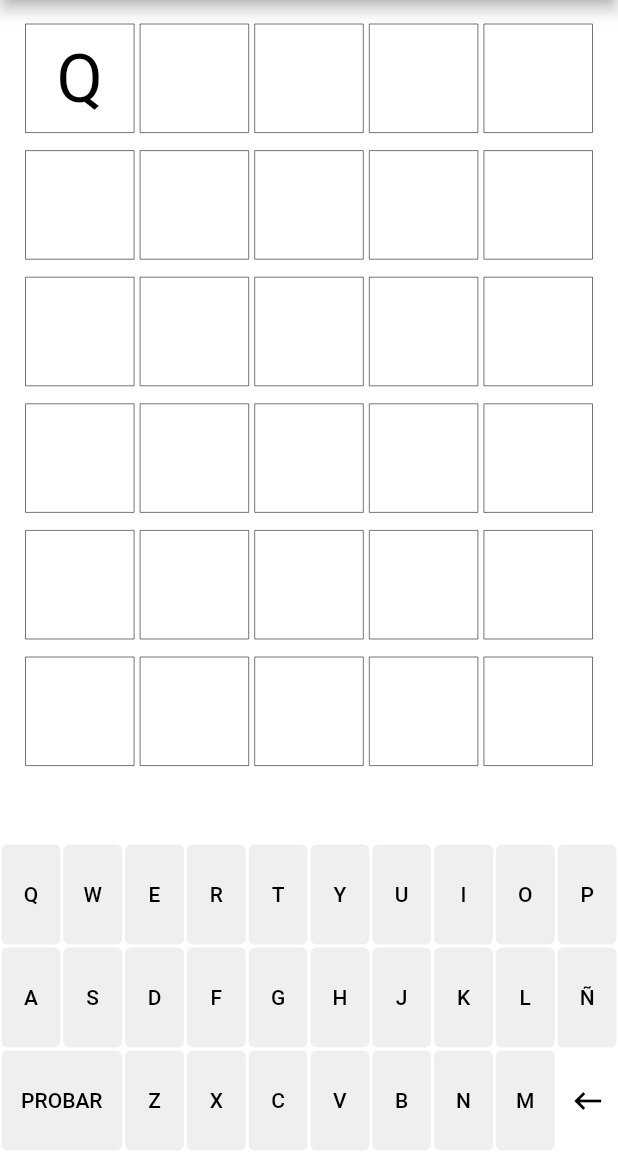
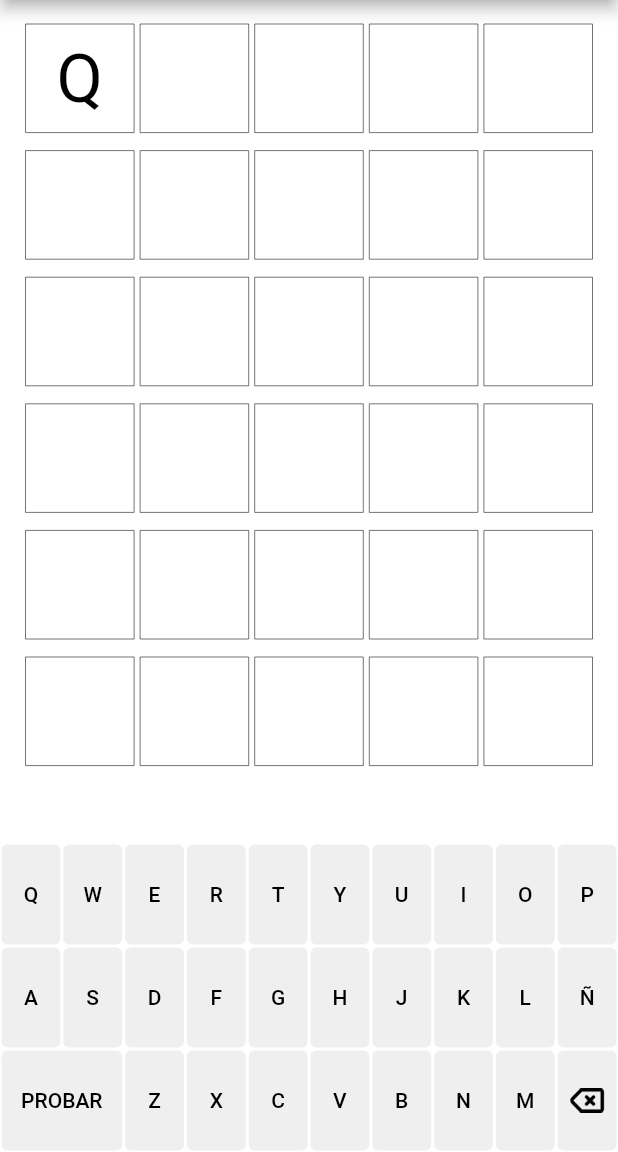
Before and after one commit to joaquinsolla/Encasillado, a Flutter app: the screen it shows after launch, after a tap on an icon or button, on a phone screen of 412 x 824 dp, the part 84-1236 px from its top. Run offline on Flutter 3.47's test engine with Material 2 defaults, Android fonts, the phone set to English and light mode, and no system bars; our stand-ins replace flushbar; missing offline and left inert: whatsapp_share.

Commit message:
KEYBOARD FINISHED

```diff
--- a/lib/my_keyboard.dart
+++ b/lib/my_keyboard.dart
@@ -17,14 +17,14 @@ SizedBox my_letter_key(String char) {
       mycolor = myGreen;
     }
   }
-  if (mycolor == myWhite) {
+  if (mycolor == keyColor) {
     for (var i = 0; i < yellowKeys.length; i++) {
       if (char == yellowKeys[i]) {
         mycolor = myYellow;
       }
     }
   }
-  if (mycolor == myWhite) {
+  if (mycolor == keyColor) {
     for (var i = 0; i < greyKeys.length; i++) {
       if (char == greyKeys[i]) {
         mycolor = myGrey;
@@ -118,17 +118,18 @@ SizedBox my_enter_key(BuildContext context) {
 }
 
 SizedBox my_backspace_icon() {
+  Color? mycolor = keyColor;
   if (nightMode) {
     return SizedBox(
       height: (devWidth / 6),
       width: (devWidth / 10),
       child: Container(
         margin: const EdgeInsets.fromLTRB(1.0, 1.0, 1.0, 1.0),
-        child: IconButton(
-          icon: const Icon(
-            Icons.keyboard_backspace,
-            color: Colors.white,
+        child: TextButton(
+          style: TextButton.styleFrom(
+            backgroundColor: mycolor,
           ),
+          child: Image.asset('app_files/backspace_icon_BLACK.png'),
           onPressed: () {
             if (!finished) {
               if (currentCell == 0 ||
@@ -154,11 +155,11 @@ SizedBox my_backspace_icon() {
       width: (devWidth / 10),
       child: Container(
         margin: const EdgeInsets.fromLTRB(1.0, 1.0, 1.0, 1.0),
-        child: IconButton(
-          icon: const Icon(
-            Icons.keyboard_backspace,
-            color: Colors.black,
+        child: TextButton(
+          style: TextButton.styleFrom(
+            backgroundColor: mycolor,
           ),
+          child: Image.asset('app_files/backspace_icon.png'),
           onPressed: () {
             if (!finished) {
               if (currentCell == 0 ||
```
Also changed, not shown: app_files/backspace_icon.png (added), app_files/backspace_icon_BLACK.png (added), app_files/descarga.png (added).
